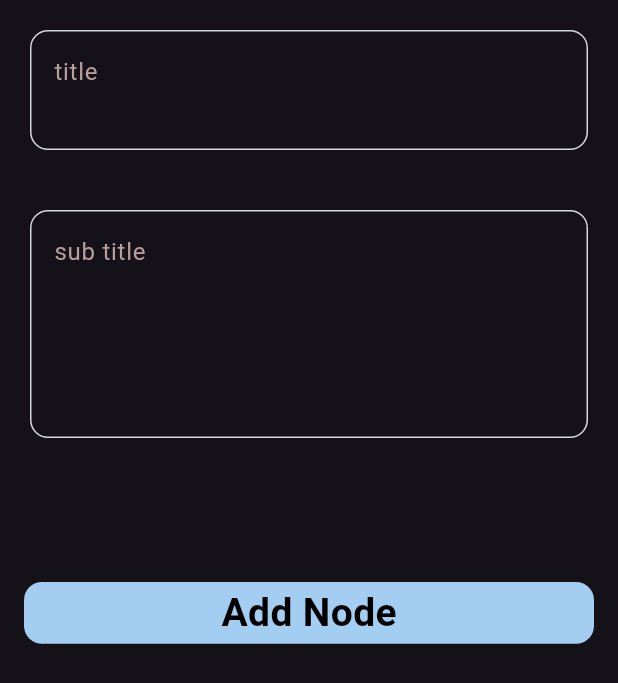
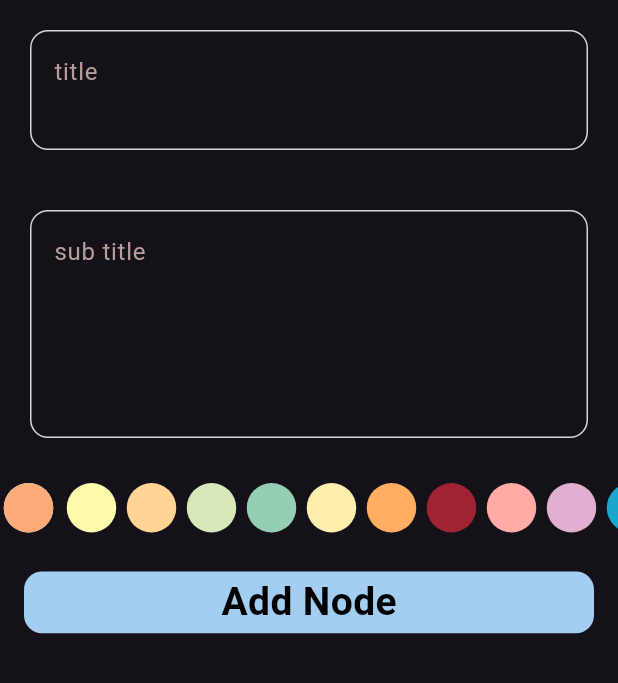
Before and after one commit to Abdelrahman200hany/noota, a Flutter app: the AddNoteForm widget shown alone on an empty page, opened directly, on a phone screen of 412 x 824 dp. Shown: the top 683 px of the screen. Run offline on Flutter 3.47's test engine with Material 3 defaults, Android fonts, the phone set to English and light mode, and no system bars; our stand-ins replace flutter_bloc, hive, hive_flutter, lottie; accounts and stored records are empty.

Commit message:
create list  of color

```diff
--- a/lib/componts/circlar_color.dart
+++ b/lib/componts/circlar_color.dart
@@ -1,16 +1,23 @@
 import 'package:flutter/material.dart';
 
-class CirclarColorAvatar extends StatelessWidget {
-  const CirclarColorAvatar({super.key, required this.color});
+class ColorItem extends StatelessWidget {
+  const ColorItem({super.key, required this.color, required this.isclicked});
   final Color color;
+  final bool isclicked;
   @override
   Widget build(BuildContext context) {
-    return GestureDetector(
-      onTap: () {},
-      child: CircleAvatar(
-        radius: 13,
-        backgroundColor: color,
-      ),
-    );
+    return isclicked
+        ? CircleAvatar(
+            backgroundColor: Colors.white,
+            radius: 19,
+            child: CircleAvatar(
+              radius: 17,
+              backgroundColor: color,
+            ),
+          )
+        : CircleAvatar(
+            radius: 17,
+            backgroundColor: color,
+          );
   }
 }
--- a/lib/const_value/consts.dart
+++ b/lib/const_value/consts.dart
@@ -1,3 +1,18 @@
 import 'package:flutter/material.dart';
-const knotebox='notebox';
+
+const knotebox = 'notebox';
 const kprimarycolor = Color(0xff123456);
+const kcolorPicker = [
+  Color(0xffFAAB78),
+  Color(0xffFFFBAC),
+  Color(0xffFFD495),
+  Color(0xffD7E9B9),
+  Color(0xff96CEB4),
+  Color(0xffFFEEAD),
+  Color(0xffFFAD60),
+  Color(0xffA02334),
+  Color(0xffFFAAA5),
+  Color(0xffE1AFD1),
+  Color(0xff19A7CE),
+  Color(0xfffA7D129),
+];
--- a/lib/customs_widgets/add_note_form.dart
+++ b/lib/customs_widgets/add_note_form.dart
@@ -1,4 +1,3 @@
-
 import 'package:flutter/material.dart';
 import 'package:flutter_bloc/flutter_bloc.dart';
 import 'package:intl/intl.dart';
@@ -6,6 +5,7 @@ import 'package:noota/cubits/add_note_cubit/add_node.dart';
 import 'package:noota/cubits/add_note_cubit/add_state.dart';
 import 'package:noota/customs_widgets/TextFormfield.dart';
 import 'package:noota/customs_widgets/buttoms.dart';
+import 'package:noota/customs_widgets/circle_color_list.dart';
 import 'package:noota/models/note_model.dart';
 
 class AddNoteForm extends StatefulWidget {
@@ -46,7 +46,9 @@ class _MyFieldState extends State<AddNoteForm> {
                 maxlines: 5,
                 hint: 'sub title ',
               ),
-              const SizedBox(height: 60),
+              const SizedBox(height: 10),
+            const   CircleColorList(),
+              const SizedBox(height: 10),
               BlocBuilder<AddNoteCubit, AddNoteState>(
                 builder: (context, state) {
                   return CostomButtom(
@@ -55,12 +57,13 @@ class _MyFieldState extends State<AddNoteForm> {
                     ontap: () {
                       if (formKey.currentState!.validate()) {
                         formKey.currentState!.save();
-                      var currentDate=DateTime.now();
-                      var formattedCurrentDate=DateFormat('dd/mm/yyyy').format(currentDate);
+                        var currentDate = DateTime.now();
+                        var formattedCurrentDate =
+                            DateFormat('dd/mm/yyyy').format(currentDate);
                         NoteModel note = NoteModel(
                           subtitle: content!,
                           title: title!,
-                          date:formattedCurrentDate,
+                          date: formattedCurrentDate,
                         );
                         BlocProvider.of<AddNoteCubit>(context).addNote(note);
                       } else {
--- /dev/null
+++ b/lib/customs_widgets/circle_color_list.dart
@@ -0,0 +1,36 @@
+import 'package:flutter/material.dart';
+import 'package:noota/componts/circlar_color.dart';
+import 'package:noota/const_value/consts.dart';
+
+class CircleColorList extends StatefulWidget {
+  const CircleColorList({super.key});
+
+  @override
+  State<CircleColorList> createState() => _CircleColorListState();
+}
+
+int currentIndex = 0;
+
+class _CircleColorListState extends State<CircleColorList> {
+  @override
+  Widget build(BuildContext context) {
+    return SizedBox(
+        height: 33,
+        child: ListView.builder(
+            itemCount: kcolorPicker.length,
+            scrollDirection: Axis.horizontal,
+            itemBuilder: (context, index) => Padding(
+                  padding: const EdgeInsets.only(right: 6),
+                  child: GestureDetector(
+                    onTap: () {
+                      currentIndex = index;
+                      setState(() {});
+                    },
+                    child: ColorItem(
+                      color: kcolorPicker[index],
+                      isclicked: currentIndex == index,
+                    ),
+                  ),
+                )));
+  }
+}
```
